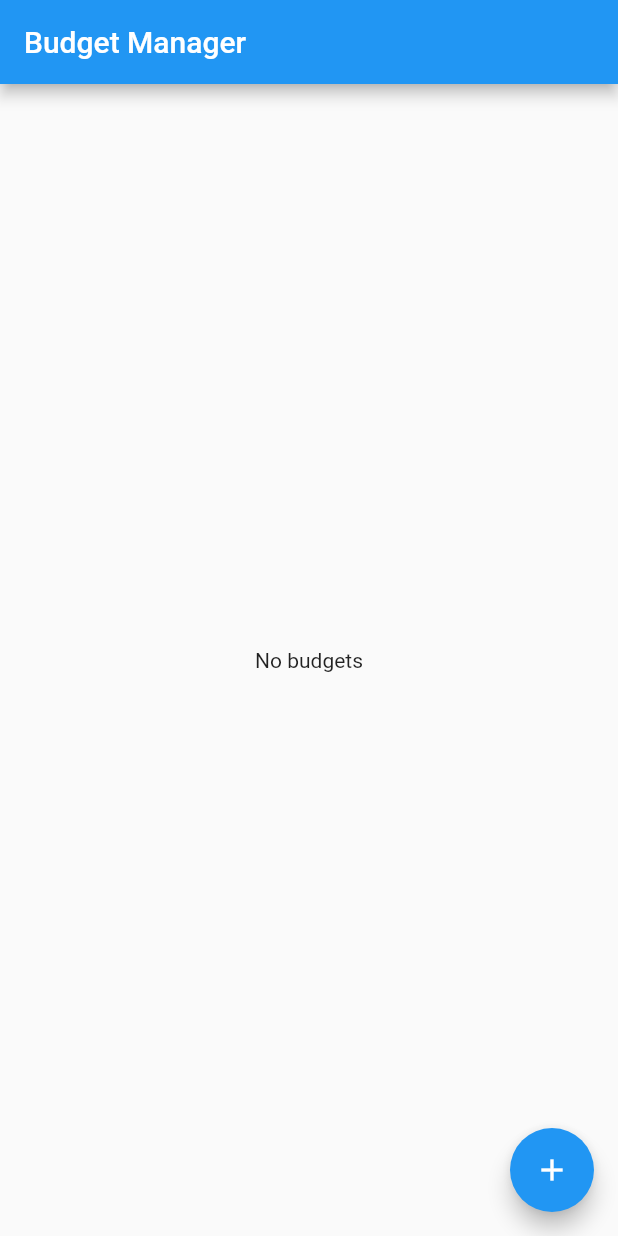
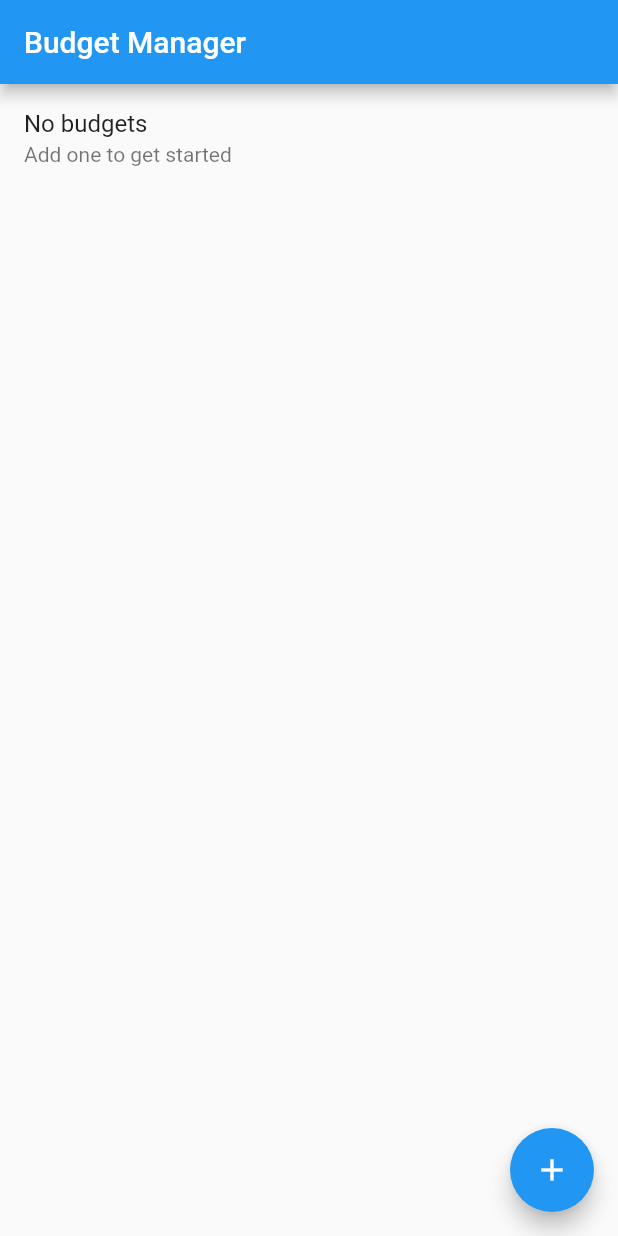
Before and after one commit to kylestokes/budget_manager_amplify, a Flutter app: the screen it shows after launch, on a phone screen of 412 x 824 dp. Run offline on Flutter 3.47's test engine with Material 2 defaults, Android fonts, the phone set to English and light mode, and no system bars; missing offline and left inert: amplify_api, amplify_auth_cognito, amplify_datastore, amplify_datastore_plugin_interface, amplify_flutter.

Commit message:
Change no budgets view

```diff
--- a/lib/main.dart
+++ b/lib/main.dart
@@ -69,7 +69,9 @@ class _MyHomePageState extends State<MyHomePage> {
     Amplify.addPlugin(AmplifyAuthCognito());
 
     try {
-      await Amplify.configure(amplifyconfig).then((value) => {_getBudgets()});
+      await Amplify.configure(amplifyconfig).then((value) {
+        _refreshBudgets();
+      });
     } on AmplifyAlreadyConfiguredException {
       print("Amplify was already configured. Was the app restarted?");
     }
@@ -100,8 +102,14 @@ class _MyHomePageState extends State<MyHomePage> {
       body: RefreshIndicator(
           onRefresh: _refreshBudgets,
           child: _budgets == null || _budgets.length == 0
-              ? Center(
-                  child: Text("No budgets"),
+              ? ListView.builder(
+                  itemBuilder: (context, index) {
+                    return ListTile(
+                      title: Text("No budgets"),
+                      subtitle: Text("Add one to get started"),
+                    );
+                  },
+                  itemCount: 1,
                 )
               : ListView.separated(
                   itemBuilder: (context, index) {
```
